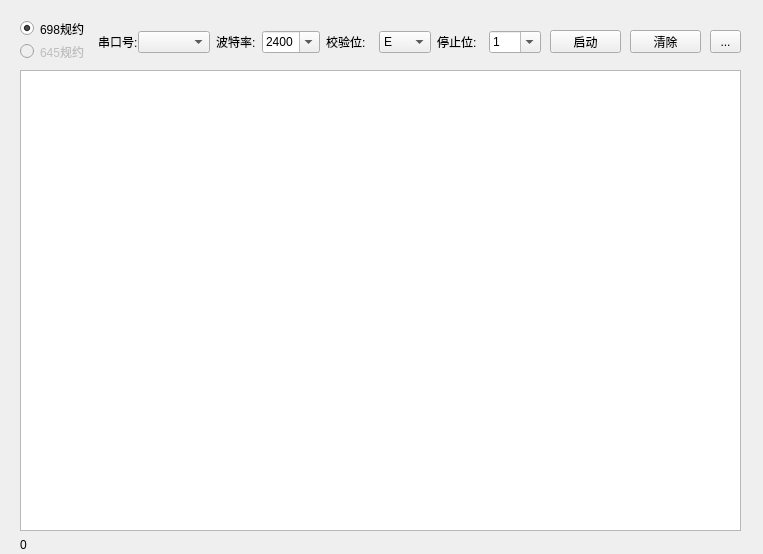
This is UI_Meter698.ui in yuani520/Meter698-45Simulator as Qt 5 draws it before an edit. The edited form follows.
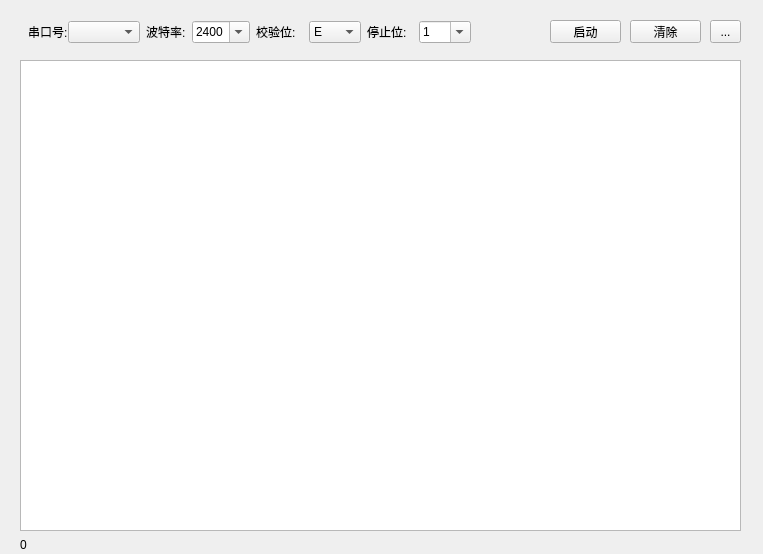
This is the edited form. Icons and pictures are not drawn.

What changed in the file:
```diff
--- a/UI_Meter698.ui
+++ b/UI_Meter698.ui
@@ -35,7 +35,7 @@
     <property name="geometry">
      <rect>
       <x>550</x>
-      <y>30</y>
+      <y>20</y>
       <width>71</width>
       <height>23</height>
      </rect>
@@ -47,40 +47,8 @@
    <widget class="QWidget" name="layoutWidget">
     <property name="geometry">
      <rect>
-      <x>20</x>
+      <x>-20</x>
       <y>20</y>
-      <width>81</width>
-      <height>40</height>
-     </rect>
-    </property>
-    <layout class="QVBoxLayout" name="verticalLayout">
-     <item>
-      <widget class="QRadioButton" name="radioButton_2">
-       <property name="text">
-        <string>698规约</string>
-       </property>
-       <property name="checked">
-        <bool>true</bool>
-       </property>
-      </widget>
-     </item>
-     <item>
-      <widget class="QRadioButton" name="radioButton">
-       <property name="enabled">
-        <bool>false</bool>
-       </property>
-       <property name="text">
-        <string>645规约</string>
-       </property>
-      </widget>
-     </item>
-    </layout>
-   </widget>
-   <widget class="QWidget" name="layoutWidget">
-    <property name="geometry">
-     <rect>
-      <x>50</x>
-      <y>30</y>
       <width>491</width>
       <height>24</height>
      </rect>
@@ -199,9 +167,9 @@
     <property name="geometry">
      <rect>
       <x>20</x>
-      <y>70</y>
+      <y>60</y>
       <width>721</width>
-      <height>461</height>
+      <height>471</height>
      </rect>
     </property>
     <property name="horizontalScrollBarPolicy">
@@ -218,7 +186,7 @@
     <property name="geometry">
      <rect>
       <x>630</x>
-      <y>30</y>
+      <y>20</y>
       <width>71</width>
       <height>23</height>
      </rect>
@@ -231,7 +199,7 @@
     <property name="geometry">
      <rect>
       <x>710</x>
-      <y>30</y>
+      <y>20</y>
       <width>31</width>
       <height>23</height>
      </rect>
```
Left out of the diff: 38 changed lines with no effect on the pictures.
